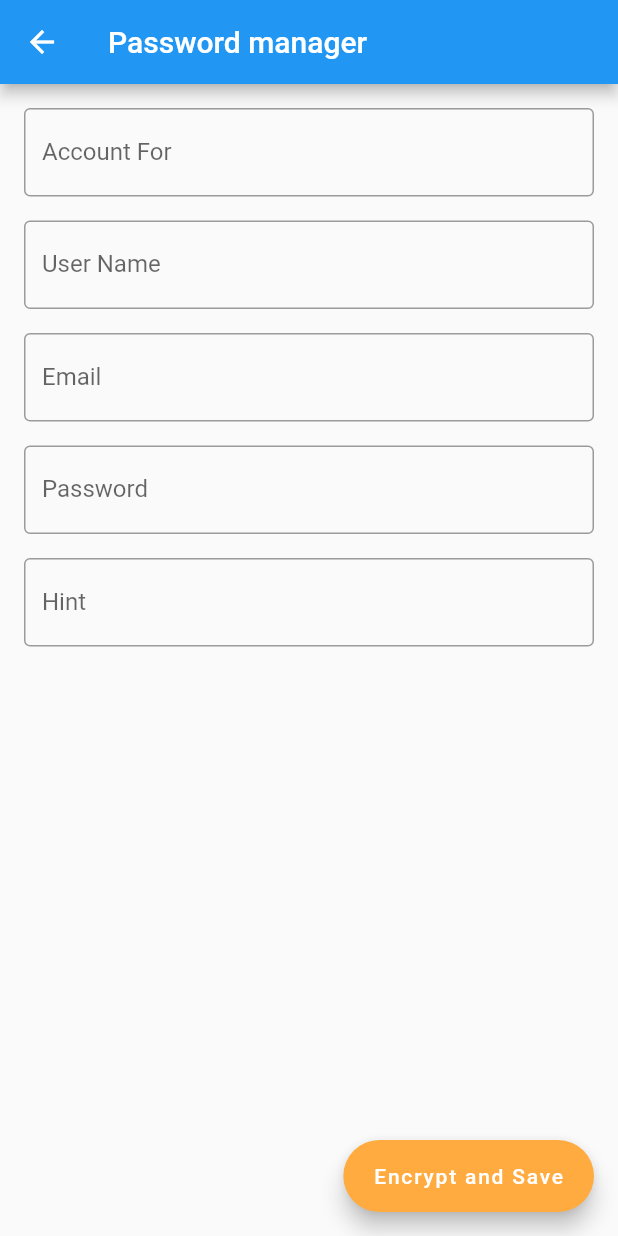
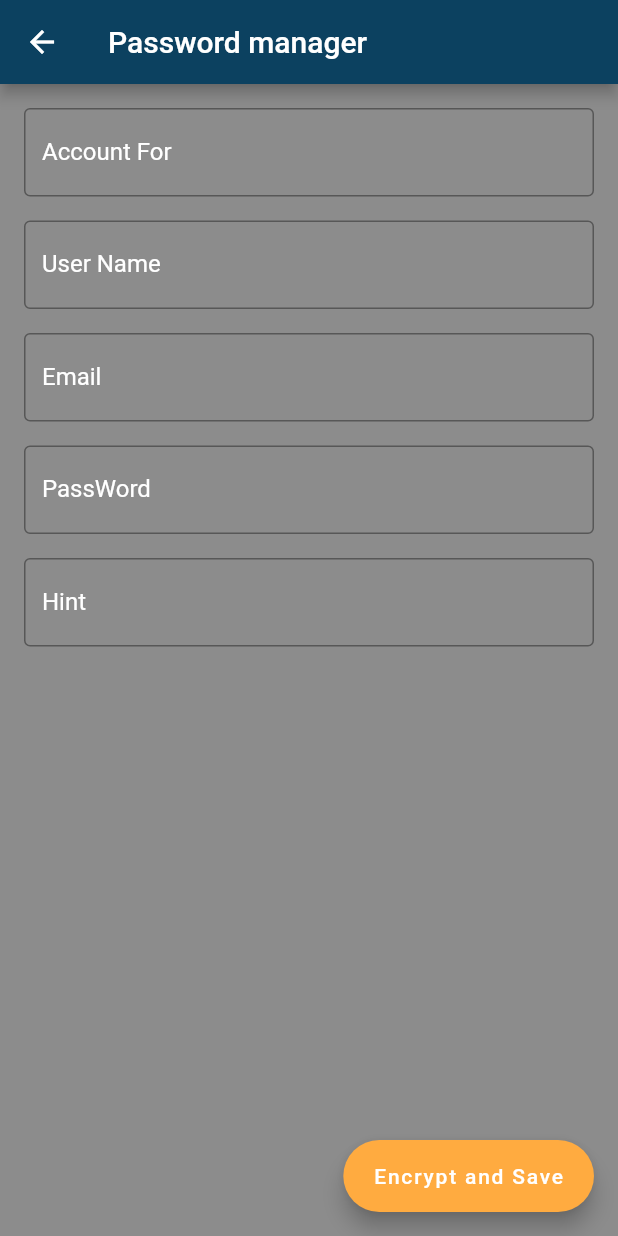
Before and after one commit to Adityabhaumik/passwordManager, a Flutter app: the AddPass_screen screen opened directly, on a phone screen of 412 x 824 dp. Run offline on Flutter 3.47's test engine with Material 2 defaults, Android fonts, the phone set to English and light mode, and no system bars; our stand-ins replace hive, hive_flutter, page_transition; accounts and stored records are empty.

Commit message:
asthetic changes in login screen and add pass screen

```diff
--- a/lib/screens/AddPass_screen.dart
+++ b/lib/screens/AddPass_screen.dart
@@ -1,6 +1,7 @@
 import 'package:flutter/material.dart';
 import '../utility/dbhelper.dart';
 import '../utility/box.dart';
+import 'dart:math';
 class AddPass_screen extends StatefulWidget {
   static const id = "AddPass_screen";
 
@@ -30,8 +31,10 @@ class _AddPass_screenState extends State<AddPass_screen> {
   @override
   Widget build(BuildContext context) {
     return Scaffold(
+      backgroundColor: Colors.black45,
         resizeToAvoidBottomInset: false,
       appBar: AppBar(
+        backgroundColor: Color(0xFF0C4160),
         title: Text("Password manager"),
       ),
       body: SingleChildScrollView(
@@ -49,8 +52,17 @@ class _AddPass_screenState extends State<AddPass_screen> {
                         onChanged: (value){
                           temp.name = value;
                         },
-                      decoration: InputDecoration(
-                          border: OutlineInputBorder(), labelText: "Account For "),
+                      decoration:  InputDecoration(
+
+                        focusedBorder: OutlineInputBorder(
+                            borderSide: BorderSide(color: Colors.white)),
+                        focusColor: Colors.white,
+                        border: OutlineInputBorder(
+                            gapPadding: 6,
+                            borderSide: BorderSide(color: Colors.white)),
+                        labelText: "Account For",
+                        labelStyle: TextStyle(color: Colors.white),
+                      ),
                       // The validator receives the text that the user has entered.
                       validator: (value) {
                         if (value == null || value.isEmpty) {
@@ -66,8 +78,17 @@ class _AddPass_screenState extends State<AddPass_screen> {
                       onChanged: (value){
                         temp.username = value;
                       },
-                      decoration: InputDecoration(
-                          border: OutlineInputBorder(), labelText: "User Name"),
+                      decoration:  InputDecoration(
+
+                        focusedBorder: OutlineInputBorder(
+                            borderSide: BorderSide(color: Colors.white)),
+                        focusColor: Colors.white,
+                        border: OutlineInputBorder(
+                            gapPadding: 6,
+                            borderSide: BorderSide(color: Colors.white)),
+                        labelText: "User Name",
+                        labelStyle: TextStyle(color: Colors.white),
+                      ),
                       // The validator receives the text that the user has entered.
                       validator: (value) {
                         if (value == null || value.isEmpty) {
@@ -83,8 +104,17 @@ class _AddPass_screenState extends State<AddPass_screen> {
                         onChanged: (value){
                           temp.email = value;
                         },
-                      decoration: InputDecoration(
-                          border: OutlineInputBorder(), labelText: "Email"),
+                      decoration:  InputDecoration(
+
+                        focusedBorder: OutlineInputBorder(
+                            borderSide: BorderSide(color: Colors.white)),
+                        focusColor: Colors.white,
+                        border: OutlineInputBorder(
+                            gapPadding: 6,
+                            borderSide: BorderSide(color: Colors.white)),
+                        labelText: "Email",
+                        labelStyle: TextStyle(color: Colors.white),
+                      ),
                       // The validator receives the text that the user has entered.
                       validator: (value) {
                         if (value == null || value.isEmpty) {
@@ -100,8 +130,17 @@ class _AddPass_screenState extends State<AddPass_screen> {
                         onChanged: (value){
                           temp.password = value;
                         },
-                      decoration: InputDecoration(
-                          border: OutlineInputBorder(), labelText: "Password"),
+                      decoration:  InputDecoration(
+
+                        focusedBorder: OutlineInputBorder(
+                            borderSide: BorderSide(color: Colors.white)),
+                        focusColor: Colors.white,
+                        border: OutlineInputBorder(
+                            gapPadding: 6,
+                            borderSide: BorderSide(color: Colors.white)),
+                        labelText: "PassWord",
+                        labelStyle: TextStyle(color: Colors.white),
+                      ),
                       // The validator receives the text that the user has entered.
                       validator: (value) {
                         if (value == null || value.isEmpty) {
@@ -118,7 +157,16 @@ class _AddPass_screenState extends State<AddPass_screen> {
                           temp.hint = value;
                         },
                       decoration: InputDecoration(
-                          border: OutlineInputBorder(), labelText: "Hint"),
+
+                        focusedBorder: OutlineInputBorder(
+                            borderSide: BorderSide(color: Colors.white)),
+                        focusColor: Colors.white,
+                        border: OutlineInputBorder(
+                            gapPadding: 6,
+                            borderSide: BorderSide(color: Colors.white)),
+                        labelText: "Hint",
+                        labelStyle: TextStyle(color: Colors.white),
+                      ),
                       // The validator receives the text that the user has entered.
                       validator: (value) {
                         if (value == null || value.isEmpty) {
```
Also changed, not shown: lib/screens/Name.dart (+65 -22 lines).
